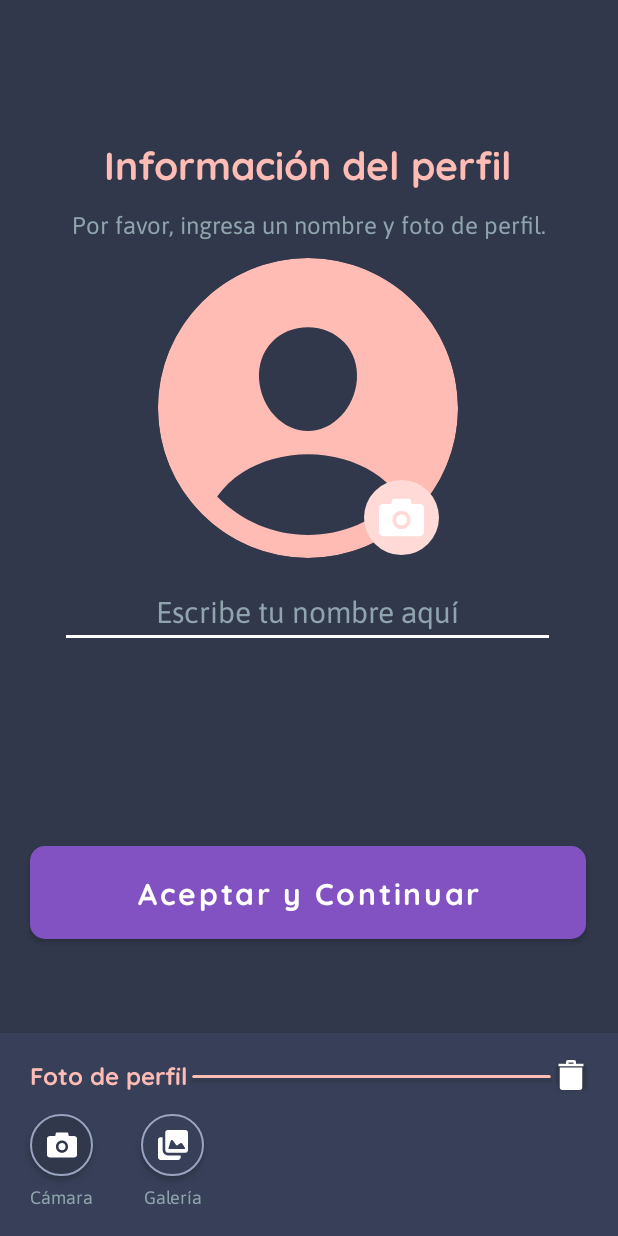
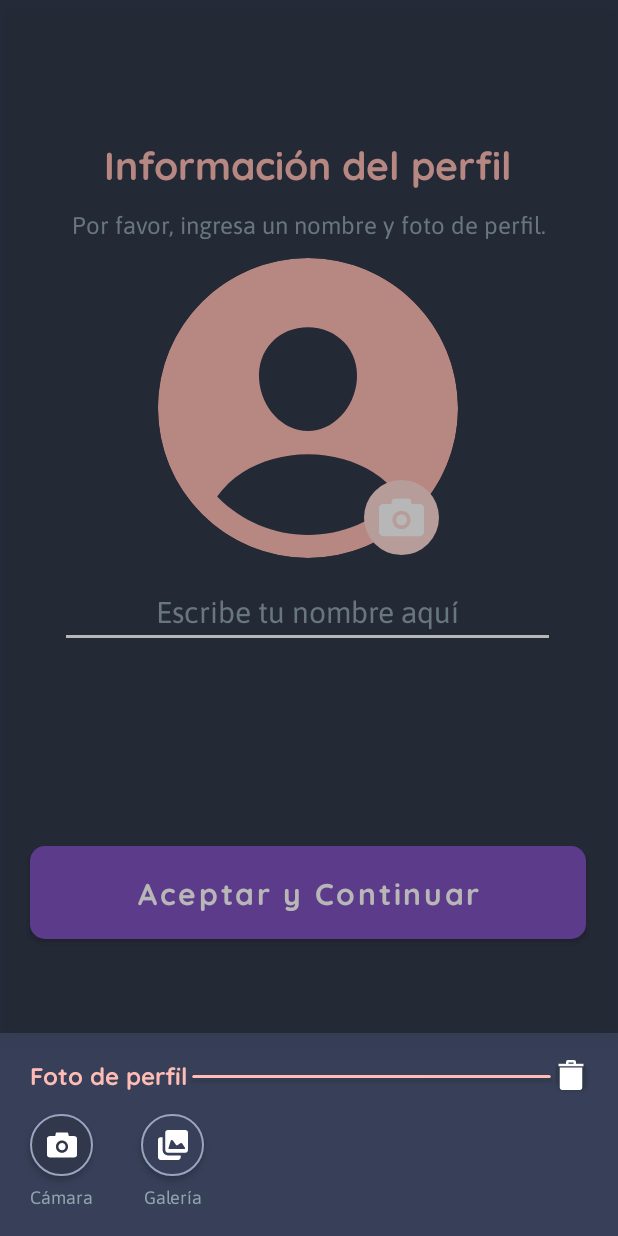
Before and after one commit to AbstrackTeam/HanasuApp, an Android app: the SetProfileInfoActivity screen opened directly, with no data from a screen before it, after a tap on an icon or button, on a phone screen of 412 x 824 dp. Run offline under Robolectric (Android 15) with nearby library versions, the phone set to English and light mode, and no system bars; our stand-ins replace Firebase (no records; nobody signed in at launch, a user with empty details on screens opened directly).

Commit message:
Blurry replaced with dark background and added max length to tag field

```diff
--- a/app/build.gradle
+++ b/app/build.gradle
@@ -34,7 +34,6 @@ dependencies {
     annotationProcessor 'com.github.bumptech.glide:compiler:4.13.0'
     implementation platform('com.google.firebase:firebase-bom:29.3.1')
     implementation 'androidx.appcompat:appcompat:1.4.1'
-    implementation 'jp.wasabeef:blurry:4.0.1'
     implementation 'com.google.android.material:material:1.6.0'
     implementation 'androidx.constraintlayout:constraintlayout:2.1.3'
     implementation 'com.google.firebase:firebase-auth'
--- a/app/src/main/res/layout/activity_profile_info.xml
+++ b/app/src/main/res/layout/activity_profile_info.xml
@@ -134,9 +134,11 @@
         android:id="@+id/clickableContainer"
         android:layout_width="match_parent"
         android:layout_height="0dp"
+        android:background="#3E000000"
         android:clickable="false"
         android:elevation="10dp"
         android:onClick="updatePictureOptions"
+        android:orientation="horizontal"
         android:visibility="visible"
         app:layout_constraintBottom_toBottomOf="parent"
         app:layout_constraintBottom_toTopOf="@id/layoutPictureOptions"
--- a/app/src/main/res/layout/activity_set_username.xml
+++ b/app/src/main/res/layout/activity_set_username.xml
@@ -111,6 +111,7 @@
         android:fontFamily="@font/asap"
         android:hint="@string/username_tag_hint"
         android:inputType="textPersonName"
+        android:maxLength="4"
         android:textColor="@color/white"
         android:textColorHint="@color/hints"
         android:textSize="20sp"
```
Also changed, not shown: app/src/main/java/com/abstrack/hanasu/activity/welcome/SetProfileInfoActivity.java (+7 -16 lines).
